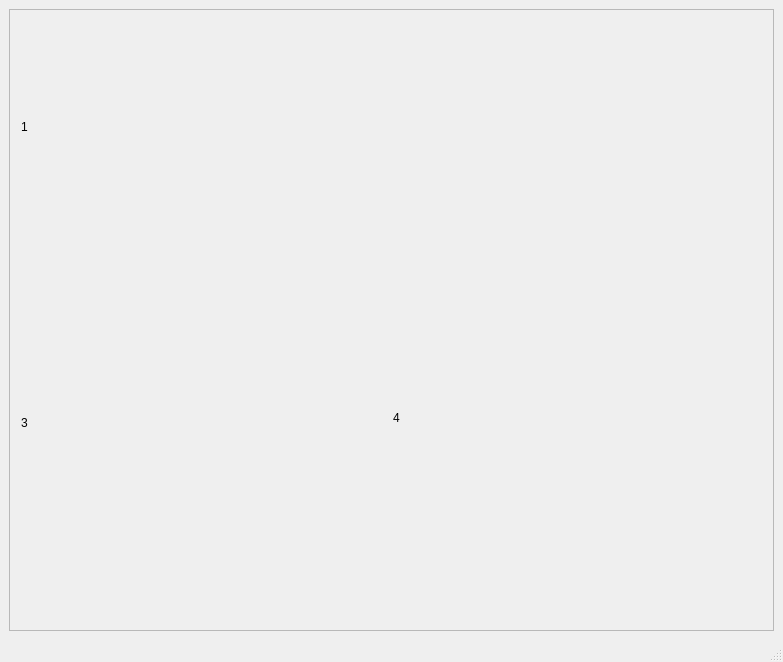
First picture: the form in mainwindow.ui, repository AndreiDriuk/GameCollections, before the edit.
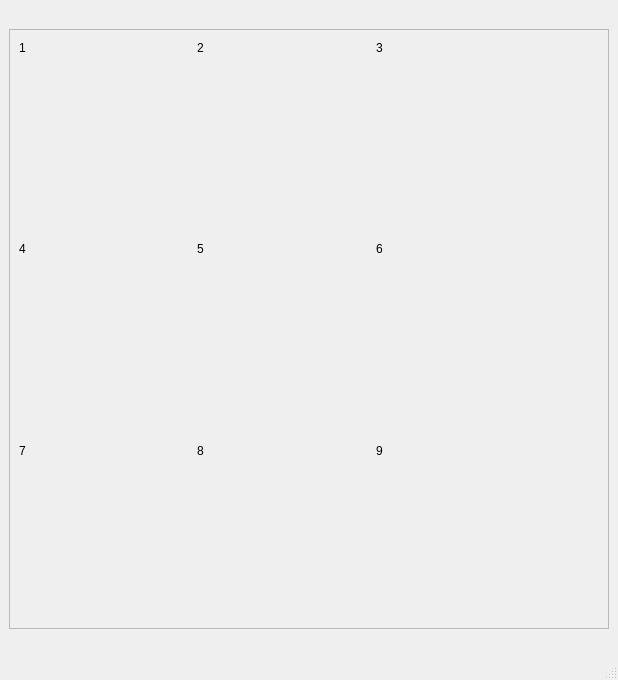
Second picture: the form after the edit.

The edit to the form file:
```diff
--- a/mainwindow.ui
+++ b/mainwindow.ui
@@ -6,8 +6,8 @@
    <rect>
     <x>0</x>
     <y>0</y>
-    <width>783</width>
-    <height>662</height>
+    <width>567</width>
+    <height>680</height>
    </rect>
   </property>
   <property name="windowTitle">
@@ -17,6 +17,18 @@
    <layout class="QGridLayout" name="gridLayout">
     <item row="0" column="0">
      <widget class="QFrame" name="frame_2">
+      <property name="minimumSize">
+       <size>
+        <width>600</width>
+        <height>600</height>
+       </size>
+      </property>
+      <property name="maximumSize">
+       <size>
+        <width>600</width>
+        <height>600</height>
+       </size>
+      </property>
       <property name="frameShape">
        <enum>QFrame::StyledPanel</enum>
       </property>
@@ -26,50 +38,118 @@
       <widget class="QLabel" name="label">
        <property name="geometry">
         <rect>
-         <x>12</x>
-         <y>12</y>
-         <width>181</width>
-         <height>211</height>
+         <x>10</x>
+         <y>10</y>
+         <width>16</width>
+         <height>17</height>
         </rect>
        </property>
        <property name="text">
         <string>1</string>
        </property>
       </widget>
-      <widget class="QLabel" name="label_4">
+      <widget class="QLabel" name="label_2">
        <property name="geometry">
         <rect>
-         <x>384</x>
-         <y>298</y>
-         <width>251</width>
-         <height>221</height>
+         <x>188</x>
+         <y>10</y>
+         <width>16</width>
+         <height>17</height>
         </rect>
        </property>
        <property name="text">
-        <string>4</string>
+        <string>2</string>
        </property>
       </widget>
       <widget class="QLabel" name="label_3">
        <property name="geometry">
         <rect>
-         <x>12</x>
-         <y>298</y>
-         <width>281</width>
-         <height>231</height>
+         <x>367</x>
+         <y>10</y>
+         <width>16</width>
+         <height>17</height>
         </rect>
        </property>
        <property name="text">
         <string>3</string>
        </property>
       </widget>
-      <widget class="QWidget" name="widget" native="true">
+      <widget class="QLabel" name="label_9">
        <property name="geometry">
         <rect>
-         <x>384</x>
-         <y>12</y>
-         <width>365</width>
-         <height>279</height>
+         <x>367</x>
+         <y>413</y>
+         <width>16</width>
+         <height>17</height>
         </rect>
+       </property>
+       <property name="text">
+        <string>9</string>
+       </property>
+      </widget>
+      <widget class="QLabel" name="label_5">
+       <property name="geometry">
+        <rect>
+         <x>188</x>
+         <y>211</y>
+         <width>16</width>
+         <height>17</height>
+        </rect>
+       </property>
+       <property name="text">
+        <string>5</string>
+       </property>
+      </widget>
+      <widget class="QLabel" name="label_4">
+       <property name="geometry">
+        <rect>
+         <x>10</x>
+         <y>211</y>
+         <width>16</width>
+         <height>17</height>
+        </rect>
+       </property>
+       <property name="text">
+        <string>4</string>
+       </property>
+      </widget>
+      <widget class="QLabel" name="label_6">
+       <property name="geometry">
+        <rect>
+         <x>367</x>
+         <y>211</y>
+         <width>16</width>
+         <height>17</height>
+        </rect>
+       </property>
+       <property name="text">
+        <string>6</string>
+       </property>
+      </widget>
+      <widget class="QLabel" name="label_7">
+       <property name="geometry">
+        <rect>
+         <x>10</x>
+         <y>413</y>
+         <width>16</width>
+         <height>17</height>
+        </rect>
+       </property>
+       <property name="text">
+        <string>7</string>
+       </property>
+      </widget>
+      <widget class="QLabel" name="label_8">
+       <property name="geometry">
+        <rect>
+         <x>188</x>
+         <y>413</y>
+         <width>16</width>
+         <height>17</height>
+        </rect>
+       </property>
+       <property name="text">
+        <string>8</string>
        </property>
       </widget>
      </widget>
```
Left out of the diff: 4 changed lines with no effect on the pictures.
